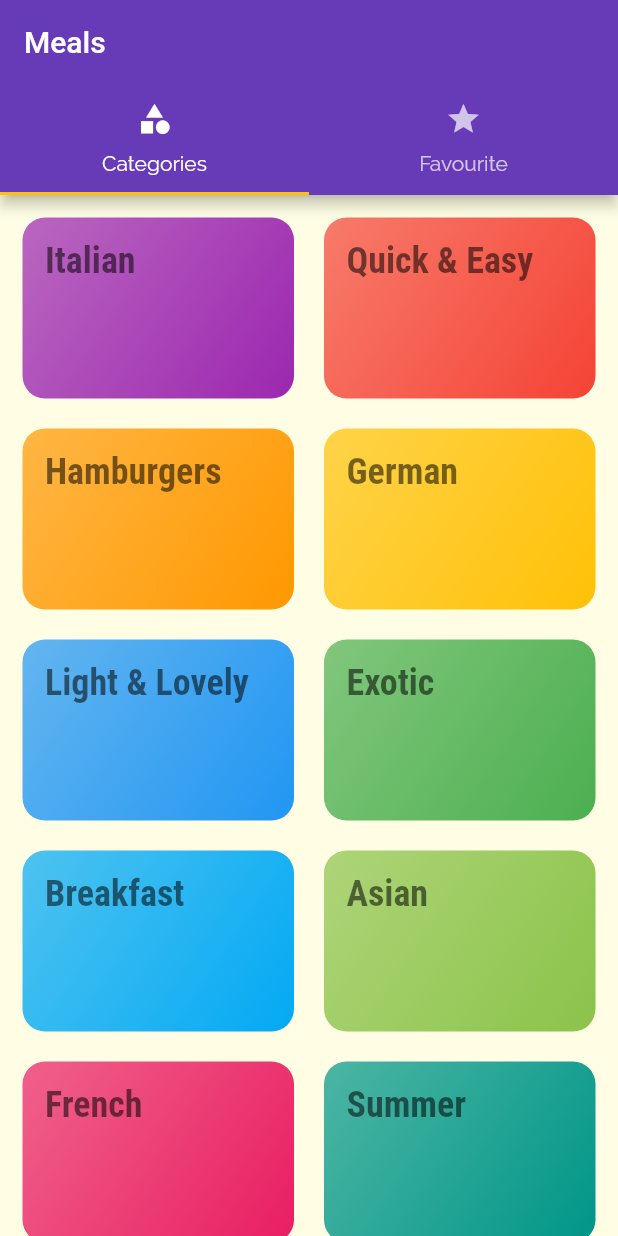
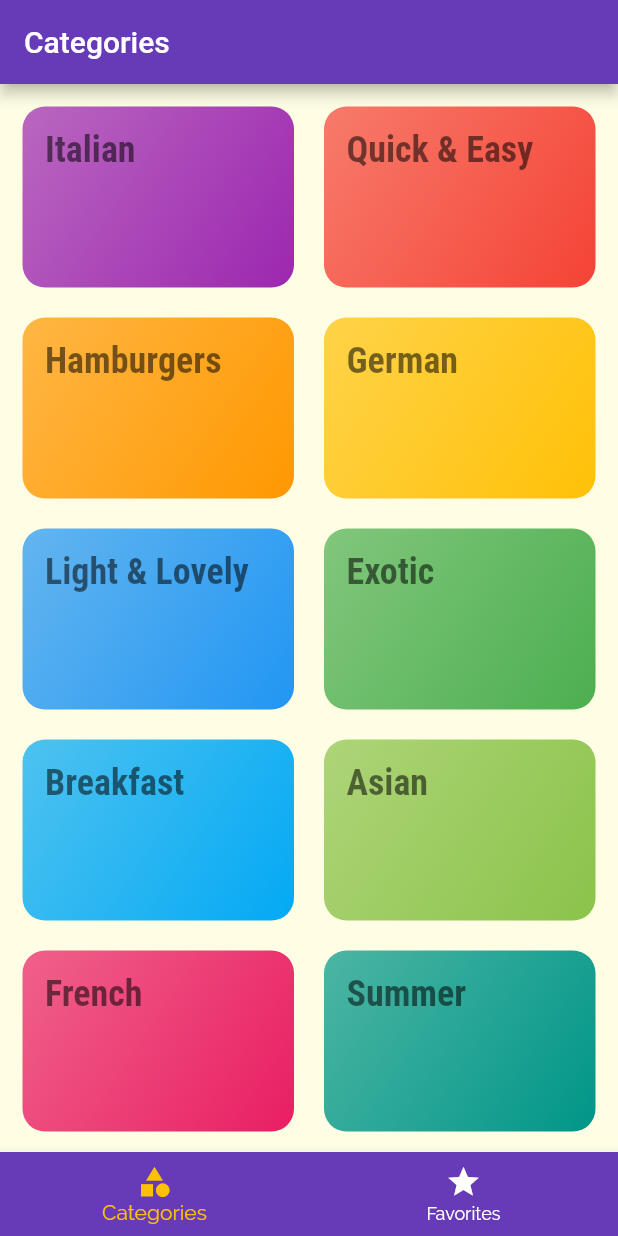
Before and after one commit to phschaefer/meals, a Flutter app: the screen it shows after launch, on a phone screen of 412 x 824 dp. Run offline on Flutter 3.47's test engine with Material 2 defaults, Android fonts, the phone set to English and light mode, and no system bars.

```diff
--- a/lib/screen/tabs.dart
+++ b/lib/screen/tabs.dart
@@ -10,31 +10,50 @@ class Tabs extends StatefulWidget {
 }
 
 class _TabsState extends State<Tabs> {
+  final List<Map<String, Object>> pages = [
+    {
+      'page': const Categories(),
+      'title': 'Categories',
+    },
+    {
+      'page': const Favourites(),
+      'title': 'Your Favorite',
+    },
+  ];
+  int _selectedPageIndex = 0;
+
+  void _selectPage(int index) {
+    setState(() {
+      _selectedPageIndex = index;
+    });
+  }
+
   @override
   Widget build(BuildContext context) {
-    return DefaultTabController(
-      initialIndex: 0,
-      length: 2,
-      child: Scaffold(
-        appBar: AppBar(
-          title: const Text('Meals'),
-          bottom: const TabBar(
-            tabs: <Widget>[
-              Tab(
-                icon: Icon(Icons.category),
-                text: 'Categories',
-              ),
-              Tab(
-                icon: Icon(Icons.star),
-                text: 'Favourite',
-              ),
-            ],
+    return Scaffold(
+      appBar: AppBar(
+        title: Text(pages[_selectedPageIndex]['title'] as String),
+      ),
+      body: pages[_selectedPageIndex]['page'] as Widget,
+      bottomNavigationBar: BottomNavigationBar(
+        onTap: _selectPage,
+        backgroundColor: Theme.of(context).primaryColor,
+        unselectedItemColor: Colors.white,
+        selectedItemColor: Theme.of(context).accentColor,
+        currentIndex: _selectedPageIndex,
+        // type: BottomNavigationBarType.fixed,
+        items: [
+          BottomNavigationBarItem(
+            backgroundColor: Theme.of(context).primaryColor,
+            icon: const Icon(Icons.category),
+            label: 'Categories',
           ),
-        ),
-        body: const TabBarView(children: [
-          Categories(),
-          Favourites(),
-        ],),
+          BottomNavigationBarItem(
+            backgroundColor: Theme.of(context).primaryColor,
+            icon: const Icon(Icons.star),
+            label: 'Favorites',
+          ),
+        ],
       ),
     );
   }
```
